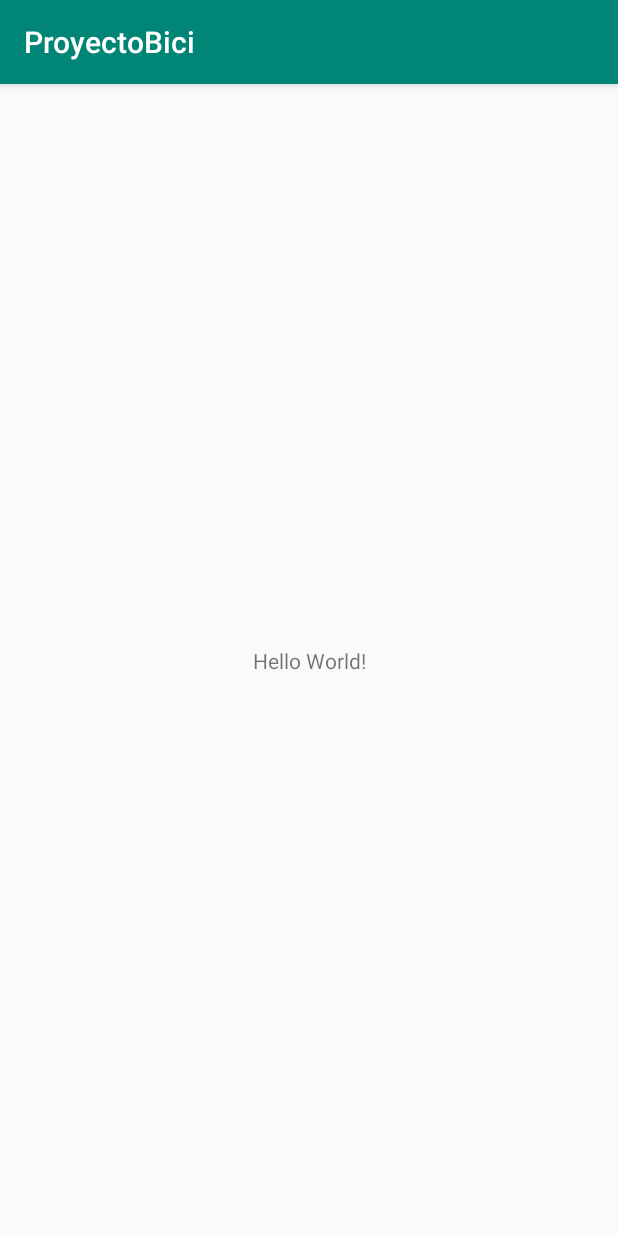
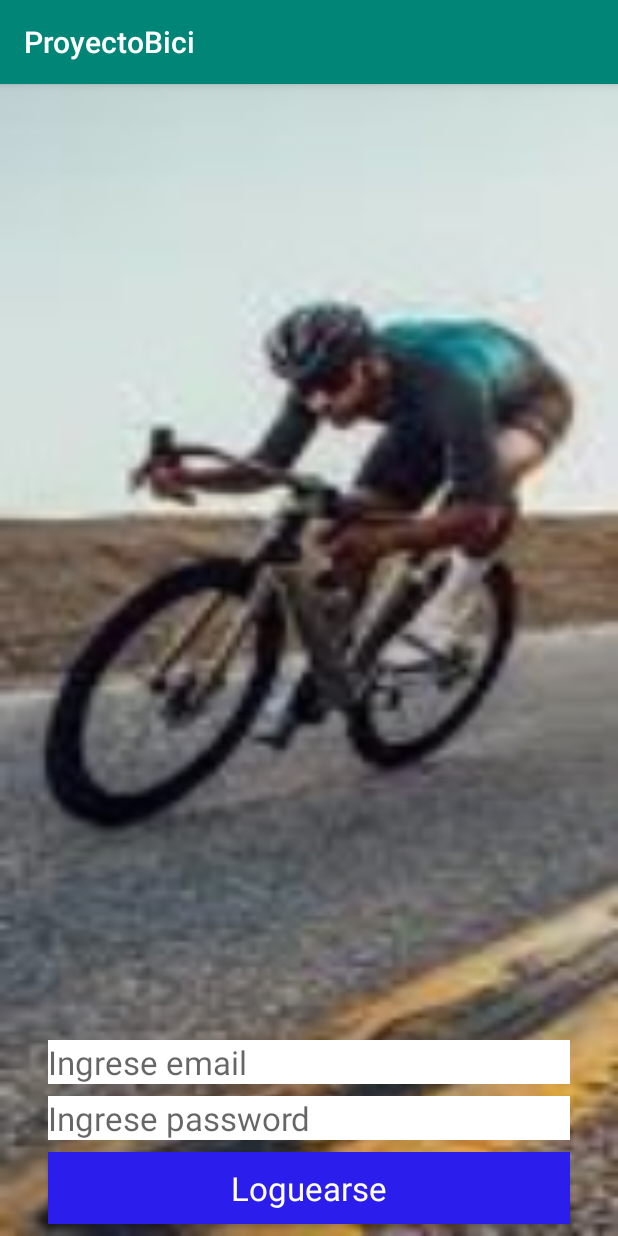
Before and after one commit to AngelChoquehuanca/ProyectoBici, an Android app: the screen it shows after launch (MainActivity before the commit, LoginActivity after it), on a phone screen of 412 x 824 dp. Run offline under Robolectric (Android 15) with nearby library versions, the phone set to English and light mode, and no system bars.

Commit message:
Agregando Login

```diff
--- a/app/src/main/AndroidManifest.xml
+++ b/app/src/main/AndroidManifest.xml
@@ -2,6 +2,7 @@
 <manifest xmlns:android="http://schemas.android.com/apk/res/android"
     package="com.example.proyectobici">
 
+    <uses-permission android:name="android.permission.INTERNET"/>
     <application
         android:allowBackup="true"
         android:icon="@mipmap/ic_launcher"
@@ -9,7 +10,8 @@
         android:roundIcon="@mipmap/ic_launcher_round"
         android:supportsRtl="true"
         android:theme="@style/AppTheme">
-        <activity android:name=".MainActivity">
+        <activity android:name=".MainActivity"></activity>
+        <activity android:name=".LoginActivity">
             <intent-filter>
                 <action android:name="android.intent.action.MAIN" />
 
--- /dev/null
+++ b/app/src/main/res/layout/activity_login.xml
@@ -0,0 +1,58 @@
+<?xml version="1.0" encoding="utf-8"?>
+<androidx.constraintlayout.widget.ConstraintLayout xmlns:android="http://schemas.android.com/apk/res/android"
+    xmlns:app="http://schemas.android.com/apk/res-auto"
+    xmlns:tools="http://schemas.android.com/tools"
+    android:layout_width="match_parent"
+    android:layout_height="match_parent"
+    android:background="@mipmap/fondo"
+    tools:context=".LoginActivity">
+
+    <EditText
+        android:id="@+id/cmpEdtEmail"
+        android:layout_width="0dp"
+        android:layout_height="wrap_content"
+        android:layout_marginStart="32dp"
+        android:layout_marginEnd="32dp"
+        android:layout_marginBottom="8dp"
+        android:background="#FFFFFF"
+        android:hint="@string/str_edt_email"
+        android:inputType="textEmailAddress"
+        android:textAppearance="@style/TextAppearance.AppCompat.Large"
+        app:layout_constraintBottom_toTopOf="@+id/cmpEdtPassword"
+        app:layout_constraintEnd_toEndOf="parent"
+        app:layout_constraintStart_toStartOf="parent"
+        tools:ignore="Autofill"/>
+
+    <EditText
+        android:id="@+id/cmpEdtPassword"
+        android:layout_width="0dp"
+        android:layout_height="wrap_content"
+        android:layout_marginStart="32dp"
+        android:layout_marginEnd="32dp"
+        android:layout_marginBottom="8dp"
+        android:background="#FFFFFF"
+        android:hint="@string/str_edt_pass"
+        android:inputType="textPassword"
+        android:textAppearance="@style/TextAppearance.AppCompat.Large"
+        app:layout_constraintBottom_toTopOf="@+id/cmpBtnLoguear"
+        app:layout_constraintEnd_toEndOf="parent"
+        app:layout_constraintStart_toStartOf="parent"
+        tools:ignore="Autofill"/>
+
+    <Button
+        android:id="@+id/cmpBtnLoguear"
+        android:layout_width="0dp"
+        android:layout_height="wrap_content"
+        android:layout_marginStart="32dp"
+        android:layout_marginEnd="32dp"
+        android:layout_marginBottom="8dp"
+        android:background="#2B1DEC"
+        android:text="@string/str_btn_login"
+        android:textAppearance="@style/TextAppearance.AppCompat.Large"
+        android:textColor="#FFFFFF"
+        android:textColorHighlight="#00FFFFFF"
+        app:layout_constraintBottom_toBottomOf="parent"
+        app:layout_constraintEnd_toEndOf="parent"
+        app:layout_constraintStart_toStartOf="parent" />
+
+</androidx.constraintlayout.widget.ConstraintLayout>
--- a/app/src/main/res/layout/activity_main.xml
+++ b/app/src/main/res/layout/activity_main.xml
@@ -4,15 +4,4 @@
     xmlns:tools="http://schemas.android.com/tools"
     android:layout_width="match_parent"
     android:layout_height="match_parent"
-    tools:context=".MainActivity">
-
-    <TextView
-        android:layout_width="wrap_content"
-        android:layout_height="wrap_content"
-        android:text="Hello World!"
-        app:layout_constraintBottom_toBottomOf="parent"
-        app:layout_constraintLeft_toLeftOf="parent"
-        app:layout_constraintRight_toRightOf="parent"
-        app:layout_constraintTop_toTopOf="parent" />
-
-</androidx.constraintlayout.widget.ConstraintLayout>
+    tools:context=".MainActivity"/>
--- a/app/src/main/res/values/strings.xml
+++ b/app/src/main/res/values/strings.xml
@@ -1,3 +1,6 @@
 <resources>
     <string name="app_name">ProyectoBici</string>
+    <string name="str_edt_email">Ingrese email</string>
+    <string name="str_edt_pass">Ingrese password</string>
+    <string name="str_btn_login">Loguearse</string>
 </resources>
```
Also changed, not shown: app/src/main/java/com/example/proyectobici/LoginActivity.java (added, +103 -0 lines), app/src/main/res/mipmap-mdpi/fondo.jpeg (added).
